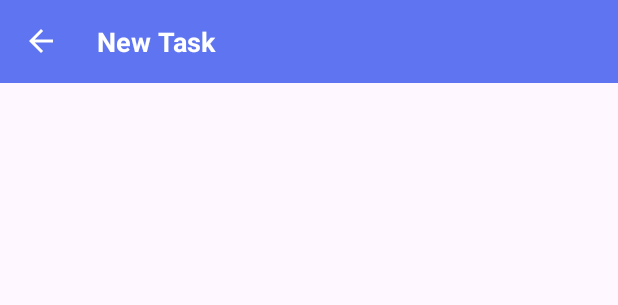
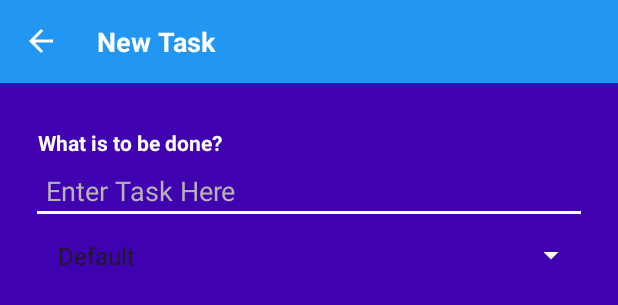
Before and after one commit to Pedro29v/projectToti, an Android app: the layout fragment_add_task.xml on its own in the app's theme, with its tools: preview values and no code run, on a phone screen of 412 x 824 dp. Shown: the top 305 px of the screen. Run offline under Robolectric (Android 15) with nearby library versions, the phone set to English and light mode, and no system bars.

Commit message:
create input text

```diff
--- a/app/src/main/res/layout/fragment_add_task.xml
+++ b/app/src/main/res/layout/fragment_add_task.xml
@@ -1,24 +1,54 @@
 <?xml version="1.0" encoding="utf-8"?>
 <androidx.constraintlayout.widget.ConstraintLayout xmlns:android="http://schemas.android.com/apk/res/android"
     android:id="@+id/parent_layout"
+    android:background="@color/blue_dark"
     android:layout_width="match_parent"
     android:layout_height="match_parent"
     xmlns:app="http://schemas.android.com/apk/res-auto">
 
     <androidx.appcompat.widget.AppCompatTextView
+        android:id="@+id/banner"
+        style="@style/banner"
         android:layout_width="match_parent"
         android:layout_height="wrap_content"
         app:layout_constraintTop_toTopOf="@+id/parent_layout"
+        app:layout_constraintStart_toStartOf="parent"
+        app:layout_constraintEnd_toEndOf="parent"
         android:text="@string/new_task"
-        android:padding="15dp"
-        android:background="@color/blue_light"
-        android:textColor="@color/white"
-        android:textStyle="bold"
-        android:textSize="18sp"
         android:drawableStart="@drawable/arrow_back"
         android:drawablePadding="25dp"
-        android:drawableTint="@color/white"
+        />
+
+    <androidx.appcompat.widget.AppCompatTextView
+        android:id="@+id/appCompatTextView"
+        style="@style/subTitle"
+        android:layout_marginTop="30dp"
+        android:layout_marginStart="25dp"
+        android:text="@string/what_is_the_new_task"
+        app:layout_constraintTop_toBottomOf="@+id/banner"
+        app:layout_constraintStart_toStartOf="parent"
+        app:layout_constraintEnd_toEndOf="parent"
+        />
+
+    <androidx.appcompat.widget.AppCompatEditText
+        android:id="@+id/input_text"
+        style="@style/text_form"
+        android:hint="@string/hint_new_task"
+        app:layout_constraintTop_toBottomOf="@+id/appCompatTextView"
+        app:layout_constraintStart_toStartOf="parent"
+        app:layout_constraintEnd_toEndOf="parent"
+        />
+
+    <androidx.appcompat.widget.AppCompatSpinner
+        style="@style/text_form"
+        app:layout_constraintTop_toBottomOf="@+id/input_text"
+        app:layout_constraintStart_toStartOf="parent"
+        app:layout_constraintEnd_toEndOf="parent"
+        android:spinnerMode="dropdown"
+        android:entries="@array/option_list"
 
         />
 
+
+
 </androidx.constraintlayout.widget.ConstraintLayout>
--- a/app/src/main/res/values/colors.xml
+++ b/app/src/main/res/values/colors.xml
@@ -2,6 +2,8 @@
 <resources>
     <color name="black">#FF000000</color>
     <color name="white">#FFFFFFFF</color>
-    <color name="blue_light">#5F74F0</color>
-    <color name="blue_dark">#162CAF</color>
+    <color name="blue_light">#2196F3</color>
+    <color name="blue_dark">#4002B1</color>
+    <color name="silver">#B8B2B2</color>
+
 </resources>
--- a/app/src/main/res/values/strings.xml
+++ b/app/src/main/res/values/strings.xml
@@ -1,4 +1,13 @@
 <resources>
     <string name="app_name">taskAppToti</string>
     <string name="new_task">New Task</string>
+    <string name="what_is_the_new_task">What is to be done?</string>
+    <string name="hint_new_task">Enter Task Here</string>
+
+    <string-array name="option_list">
+        <item>Default</item>
+        <item>Shopping</item>
+        <item>Personal</item>
+        <item>Work</item>
+    </string-array>
 </resources>
--- /dev/null
+++ b/app/src/main/res/values/style.xml
@@ -0,0 +1,32 @@
+<?xml version="1.0" encoding="utf-8"?>
+<resources>
+
+    <style name="banner">
+        <item name="android:background">@color/blue_light</item>
+        <item name="android:textColor">@color/white</item>
+        <item name="android:padding">15dp</item>
+        <item name="android:textSize">18sp</item>
+        <item name="android:textStyle">bold</item>
+        <item name="drawableTint">@color/white</item>
+    </style>
+
+    <style name="subTitle">
+        <item name="android:textColor">@color/white</item>
+        <item name="android:textStyle">bold</item>
+        <item name="android:layout_width">match_parent</item>
+        <item name="android:layout_height">wrap_content</item>
+    </style>
+
+    <style name="text_form">
+        <item name="android:layout_width">0dp</item>
+        <item name="android:layout_height">wrap_content</item>
+        <item name="layout_constraintWidth_percent">0.9</item>
+        <item name="android:textColor">@color/white</item>
+        <item name="android:padding">10dp</item>
+        <item name="android:inputType">text</item>
+        <item name="android:textColorHint">@color/silver</item>
+        <item name="android:backgroundTint">@color/white</item>
+
+    </style>
+
+</resources>
```
